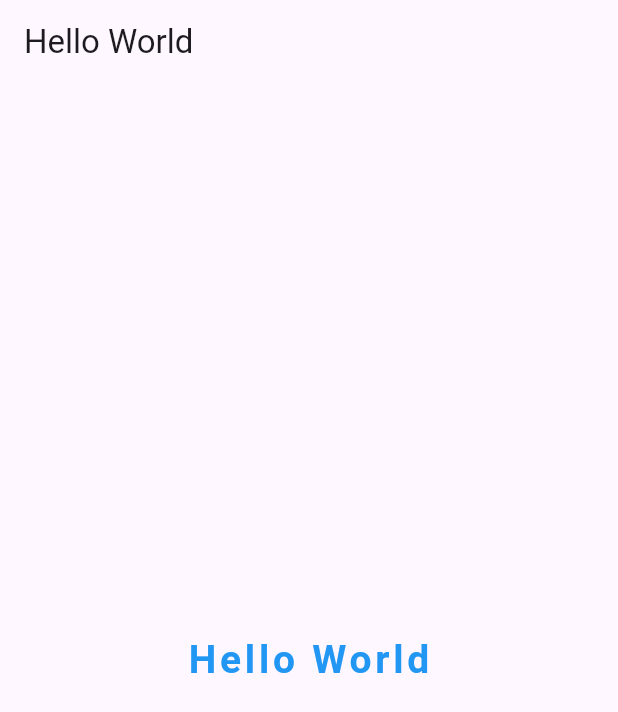
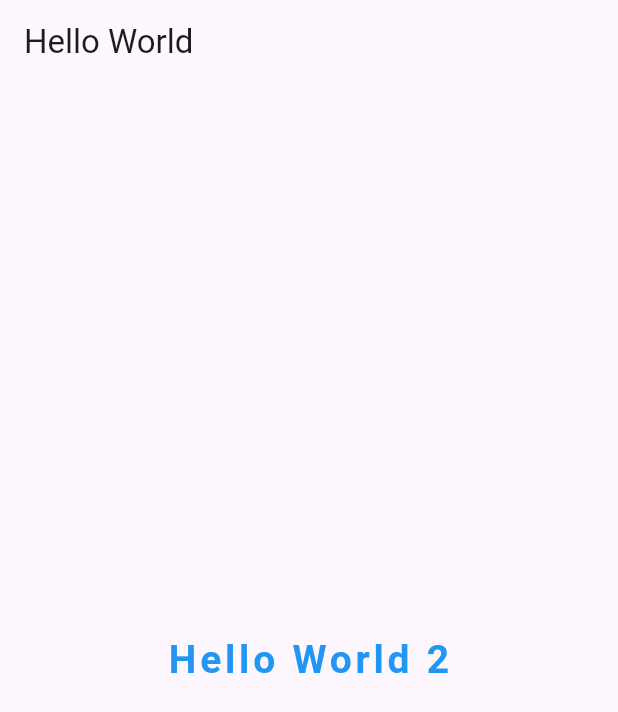
Before and after one commit to sumaiya-akter-runa/Home-Page-Flutter, a Flutter app: the screen it shows after launch, on a phone screen of 412 x 824 dp. Shown: the top 712 px of the screen. Run offline on Flutter 3.47's test engine with Material 3 defaults, Android fonts, the phone set to English and light mode, and no system bars.

Commit message:
Home-Page

```diff
--- a/lib/home_page.dart
+++ b/lib/home_page.dart
@@ -11,7 +11,7 @@ class HomePage extends StatelessWidget {
       ),
       body: Center(
         child: Text(
-          "Hello World",
+          "Hello World 2",
           style: TextStyle(fontSize: 26, fontWeight: FontWeight.bold,color: Colors.blue,letterSpacing: 2.5),
         ),
       ),
```
